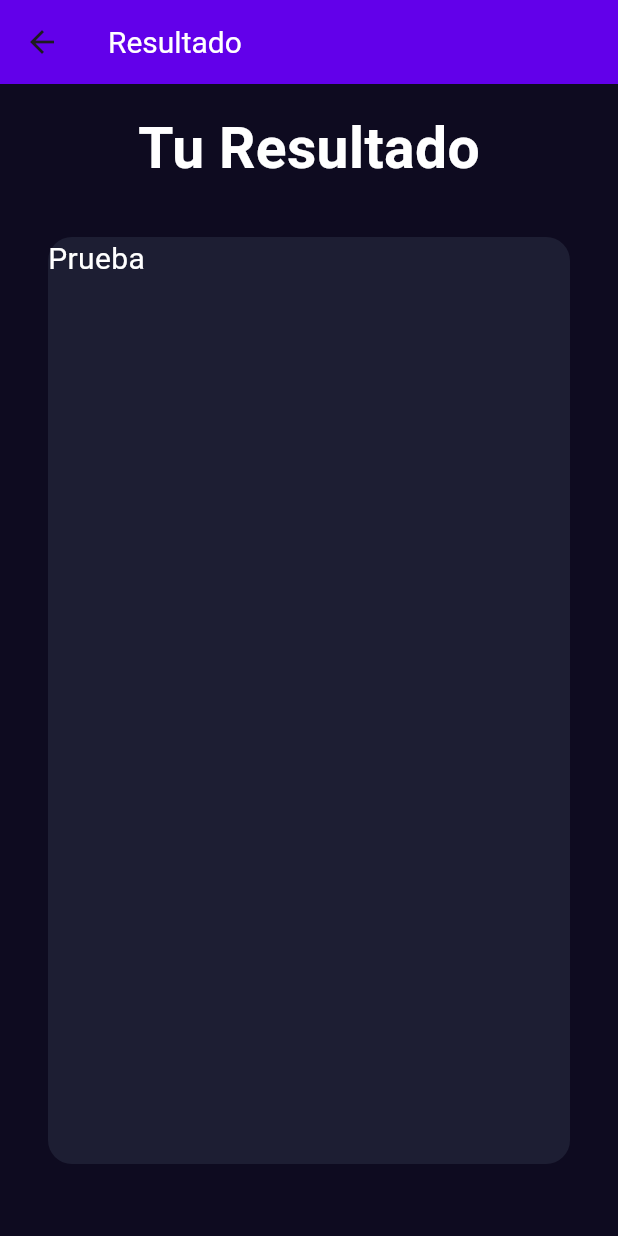
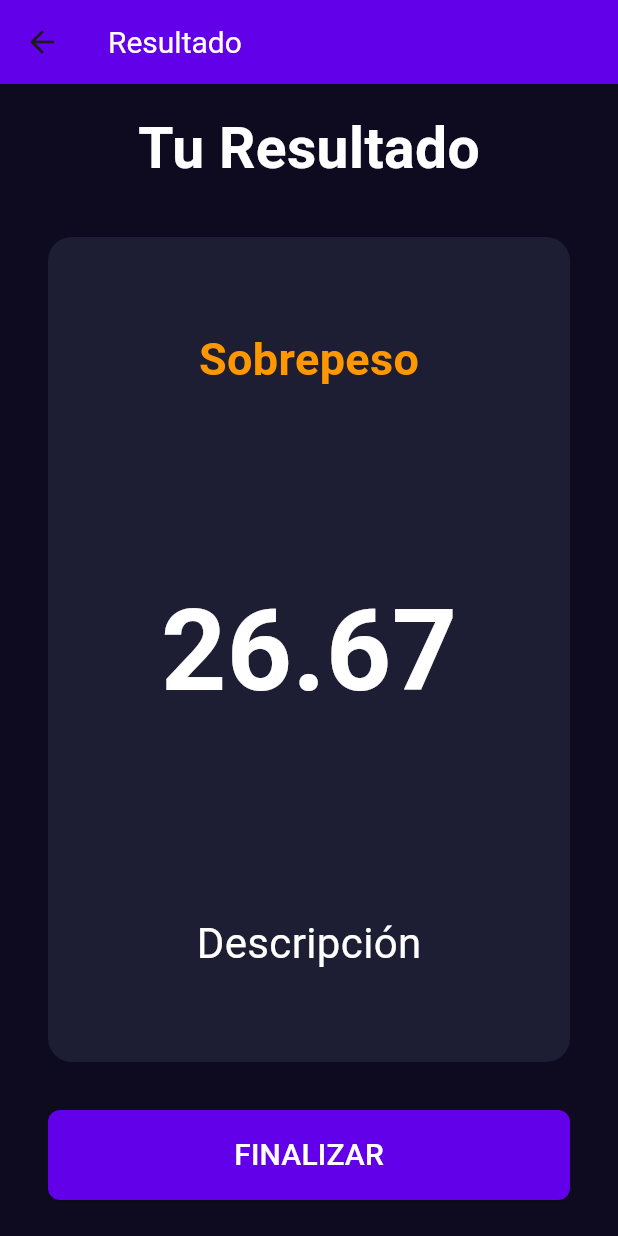
Before and after one commit to TaZZiTo/imc_calculator, a Flutter app: the screen it shows after launch, after a tap on "CALCULAR", on a phone screen of 412 x 824 dp. Run offline on Flutter 3.47's test engine with Material 3 defaults, Android fonts, the phone set to English and light mode, and no system bars.

Commit message:
Calculamos resultados

```diff
--- a/lib/screens/imc_results_screen.dart
+++ b/lib/screens/imc_results_screen.dart
@@ -30,6 +30,8 @@ class ImcResultsScreen extends StatelessWidget {
   }
 
   Padding bodyResult() {
+    double fixedHeight = height / 100;
+    double imcResult = weight / (fixedHeight * fixedHeight);
     return Padding(
       padding: const EdgeInsets.all(16),
       child: Column(
@@ -47,7 +49,12 @@ class ImcResultsScreen extends StatelessWidget {
           ),
           Expanded(
             child: Padding(
-              padding: const EdgeInsets.only(top: 32, right: 16, left: 16, bottom: 32),
+              padding: const EdgeInsets.only(
+                top: 32,
+                right: 16,
+                left: 16,
+                bottom: 32,
+              ),
               child: Container(
                 width: double.infinity,
                 //height: double.infinity, //No lo entiende la columna, hay que wrapear el contenedor en un Expanded
@@ -55,10 +62,54 @@ class ImcResultsScreen extends StatelessWidget {
                   color: AppColors.backgroundComponents,
                   borderRadius: BorderRadius.circular(16),
                 ),
-                child: Text('Prueba', style: TextStyles.bodyText,),
+                child: Column(
+                  mainAxisAlignment: MainAxisAlignment.spaceAround,
+                  //crossAxisAlignment: CrossAxisAlignment.center,
+                  children: [
+                    Text(
+                      '${getTextByImc(imcResult)}',
+                      style: TextStyle(
+                        fontSize: 30,
+                        fontWeight: FontWeight.w600,
+                        color: getColorByImc(imcResult),
+                      ),
+                    ),
+                    Text(
+                      imcResult.toStringAsFixed(2),
+                      style: TextStyle(
+                        color: Colors.white,
+                        fontSize: 76,
+                        fontWeight: FontWeight.bold,
+                      ),
+                    ),
+                    Text(
+                      'Descripción',
+                      style: TextStyle(fontSize: 28, color: Colors.white),
+                    ),
+                  ],
+                ),
               ),
             ),
-          )
+          ),
+          Padding(
+            padding: const EdgeInsets.only(left: 16, right: 16, bottom: 8),
+            child: SizedBox(
+              height: 60,
+              width: double.infinity,
+              child: ElevatedButton(
+                onPressed: () {},
+                style: ButtonStyle(
+                  shape: WidgetStatePropertyAll(
+                    RoundedRectangleBorder(
+                      borderRadius: BorderRadius.circular(8),
+                    ),
+                  ),
+                  backgroundColor: WidgetStateProperty.all(AppColors.primary),
+                ),
+                child: Text('FINALIZAR', style: TextStyles.bodyText),
+              ),
+            ),
+          ),
         ],
       ),
     );
@@ -70,4 +121,22 @@ class ImcResultsScreen extends StatelessWidget {
       backgroundColor: AppColors.primary,
     );
   }
+
+  Color getColorByImc(double imcResult) {
+    return switch(imcResult){
+      <18.5 => Colors.blue, //IMC Bajo
+      <24.9 => Colors.green, // IMC Normal
+      <29.99 => Colors.orange, // Sobrepeso
+      _ => Colors.red, // Obesidad el _ es como un else
+    };
+  }
+
+  String getTextByImc(double imcResult) {
+    return switch(imcResult){
+    <18.5 => 'Imc Bajo',
+    <24.9 => 'Imc Normal',
+    <29.99 => 'Sobrepeso',
+    _ => 'OBESIDAD',
+    };
+  }
 }
```
